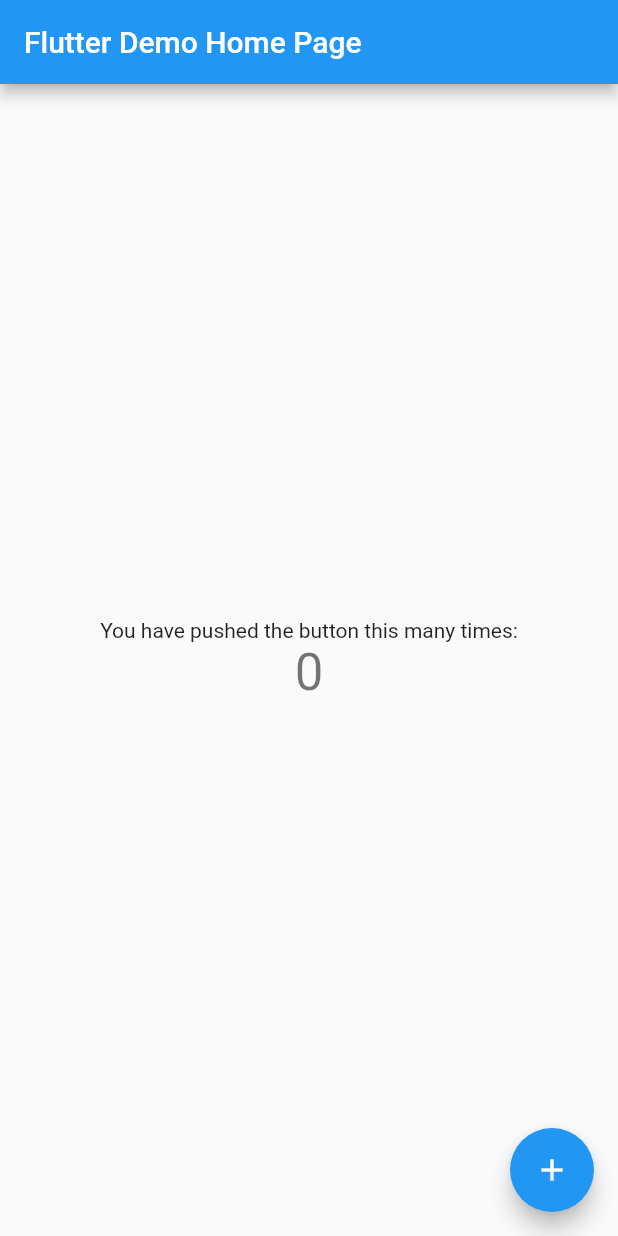
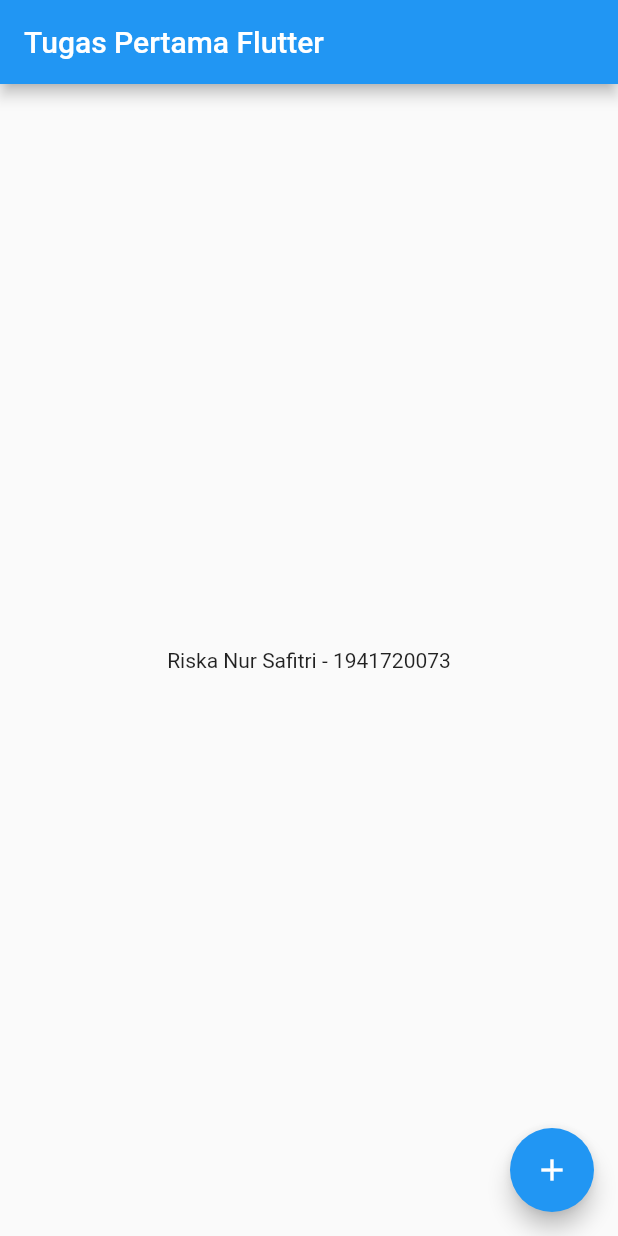
Before and after one commit to riskanursafitri/polinema_mobile_flutter_hello, a Flutter app: the screen it shows after launch, on a phone screen of 412 x 824 dp. Run offline on Flutter 3.47's test engine with Material 2 defaults, Android fonts, the phone set to English and light mode, and no system bars.

Commit message:
prakikum 1

```diff
--- a/lib/main.dart
+++ b/lib/main.dart
@@ -11,7 +11,7 @@ class MyApp extends StatelessWidget {
   @override
   Widget build(BuildContext context) {
     return MaterialApp(
-      title: 'Flutter Demo',
+      title: 'Flutter Praktikum 1',
       theme: ThemeData(
         // This is the theme of your application.
         //
@@ -24,7 +24,7 @@ class MyApp extends StatelessWidget {
         // is not restarted.
         primarySwatch: Colors.blue,
       ),
-      home: const MyHomePage(title: 'Flutter Demo Home Page'),
+      home: const MyHomePage(title: 'Tugas Pertama Flutter'),
     );
   }
 }
@@ -96,11 +96,7 @@ class _MyHomePageState extends State<MyHomePage> {
           mainAxisAlignment: MainAxisAlignment.center,
           children: <Widget>[
             const Text(
-              'You have pushed the button this many times:',
-            ),
-            Text(
-              '$_counter',
-              style: Theme.of(context).textTheme.headline4,
+              'Riska Nur Safitri - 1941720073',
             ),
           ],
         ),
```
